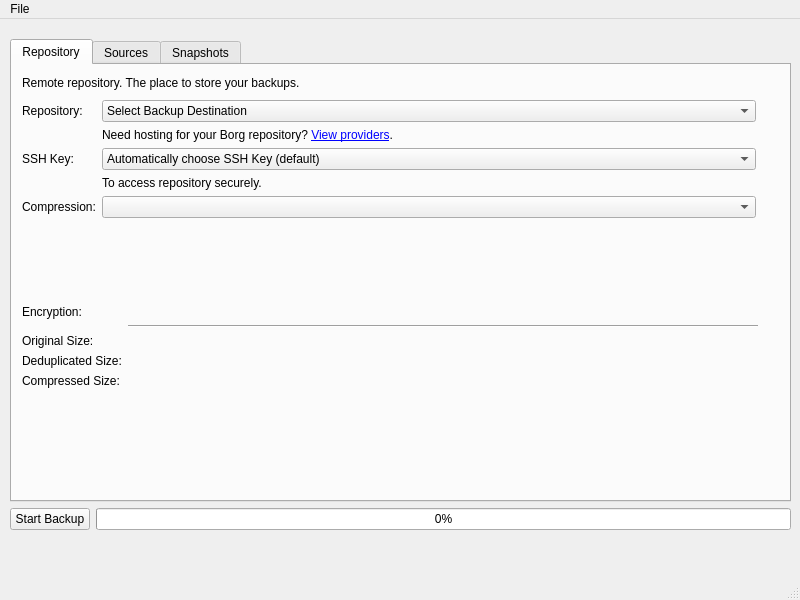
First picture: the form in vorta/UI/mainwindow.ui, repository borgbase/vorta, before the edit.
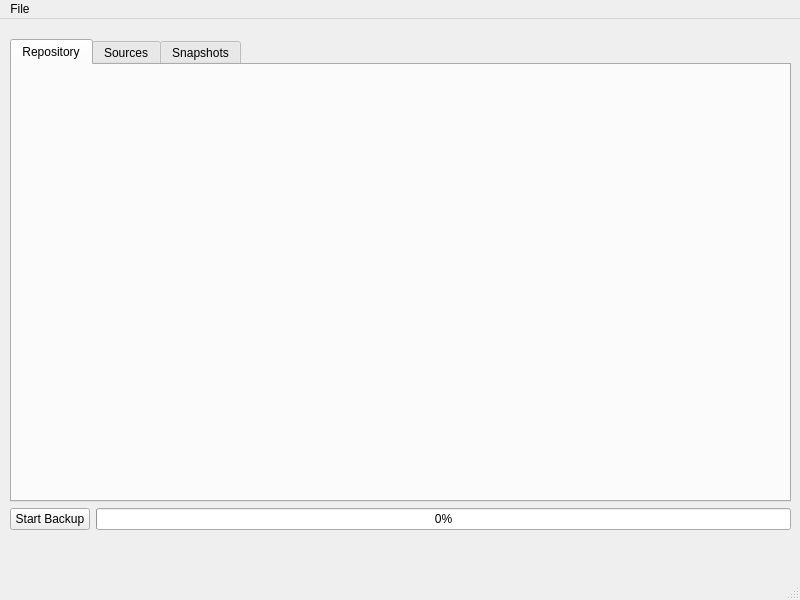
Second picture: the form after the edit. The open tabs and pages were chosen to show the change.

```diff
--- a/vorta/UI/mainwindow.ui
+++ b/vorta/UI/mainwindow.ui
@@ -56,223 +56,16 @@
        <property name="currentIndex">
         <number>0</number>
        </property>
-       <widget class="QWidget" name="tab_2">
+       <widget class="QWidget" name="repoTabSlot">
+        <property name="sizePolicy">
+         <sizepolicy hsizetype="Expanding" vsizetype="Expanding">
+          <horstretch>0</horstretch>
+          <verstretch>0</verstretch>
+         </sizepolicy>
+        </property>
         <attribute name="title">
          <string>Repository</string>
         </attribute>
-        <widget class="QLabel" name="label_7">
-         <property name="geometry">
-          <rect>
-           <x>10</x>
-           <y>10</y>
-           <width>351</width>
-           <height>16</height>
-          </rect>
-         </property>
-         <property name="text">
-          <string>Remote repository. The place to store your backups.</string>
-         </property>
-        </widget>
-        <widget class="QWidget" name="formLayoutWidget_2">
-         <property name="geometry">
-          <rect>
-           <x>0</x>
-           <y>240</y>
-           <width>771</width>
-           <height>171</height>
-          </rect>
-         </property>
-         <layout class="QFormLayout" name="formLayout_2">
-          <property name="fieldGrowthPolicy">
-           <enum>QFormLayout::ExpandingFieldsGrow</enum>
-          </property>
-          <property name="formAlignment">
-           <set>Qt::AlignLeading|Qt::AlignLeft|Qt::AlignTop</set>
-          </property>
-          <property name="leftMargin">
-           <number>10</number>
-          </property>
-          <property name="rightMargin">
-           <number>25</number>
-          </property>
-          <item row="0" column="0">
-           <widget class="QLabel" name="label_10">
-            <property name="text">
-             <string>Encryption:</string>
-            </property>
-           </widget>
-          </item>
-          <item row="0" column="1">
-           <widget class="QLabel" name="repoEncryption">
-            <property name="text">
-             <string/>
-            </property>
-           </widget>
-          </item>
-          <item row="2" column="0">
-           <widget class="Line" name="line">
-            <property name="sizePolicy">
-             <sizepolicy hsizetype="Expanding" vsizetype="Fixed">
-              <horstretch>0</horstretch>
-              <verstretch>0</verstretch>
-             </sizepolicy>
-            </property>
-            <property name="orientation">
-             <enum>Qt::Horizontal</enum>
-            </property>
-           </widget>
-          </item>
-          <item row="2" column="1">
-           <widget class="Line" name="line_2">
-            <property name="sizePolicy">
-             <sizepolicy hsizetype="Expanding" vsizetype="Fixed">
-              <horstretch>0</horstretch>
-              <verstretch>0</verstretch>
-             </sizepolicy>
-            </property>
-            <property name="orientation">
-             <enum>Qt::Horizontal</enum>
-            </property>
-           </widget>
-          </item>
-          <item row="3" column="0">
-           <widget class="QLabel" name="label_11">
-            <property name="text">
-             <string>Original Size:</string>
-            </property>
-           </widget>
-          </item>
-          <item row="3" column="1">
-           <widget class="QLabel" name="sizeOriginal">
-            <property name="text">
-             <string/>
-            </property>
-           </widget>
-          </item>
-          <item row="4" column="0">
-           <widget class="QLabel" name="label_13">
-            <property name="text">
-             <string>Deduplicated Size:</string>
-            </property>
-           </widget>
-          </item>
-          <item row="5" column="0">
-           <widget class="QLabel" name="label_12">
-            <property name="text">
-             <string>Compressed Size:</string>
-            </property>
-           </widget>
-          </item>
-          <item row="5" column="1">
-           <widget class="QLabel" name="sizeCompressed">
-            <property name="text">
-             <string/>
-            </property>
-           </widget>
-          </item>
-          <item row="4" column="1">
-           <widget class="QLabel" name="sizeDeduplicated">
-            <property name="text">
-             <string/>
-            </property>
-           </widget>
-          </item>
-         </layout>
-        </widget>
-        <widget class="QWidget" name="layoutWidget">
-         <property name="geometry">
-          <rect>
-           <x>0</x>
-           <y>30</y>
-           <width>769</width>
-           <height>197</height>
-          </rect>
-         </property>
-         <layout class="QFormLayout" name="formLayout">
-          <property name="fieldGrowthPolicy">
-           <enum>QFormLayout::AllNonFixedFieldsGrow</enum>
-          </property>
-          <property name="leftMargin">
-           <number>10</number>
-          </property>
-          <property name="topMargin">
-           <number>5</number>
-          </property>
-          <property name="rightMargin">
-           <number>25</number>
-          </property>
-          <item row="0" column="0">
-           <widget class="QLabel" name="label">
-            <property name="text">
-             <string>Repository:</string>
-            </property>
-           </widget>
-          </item>
-          <item row="0" column="1">
-           <widget class="QComboBox" name="repoSelector">
-            <property name="sizePolicy">
-             <sizepolicy hsizetype="Expanding" vsizetype="Fixed">
-              <horstretch>1</horstretch>
-              <verstretch>0</verstretch>
-             </sizepolicy>
-            </property>
-            <item>
-             <property name="text">
-              <string>Select Backup Destination</string>
-             </property>
-            </item>
-           </widget>
-          </item>
-          <item row="1" column="1">
-           <widget class="QLabel" name="label_5">
-            <property name="text">
-             <string>&lt;html&gt;&lt;head/&gt;&lt;body&gt;&lt;p&gt;Need hosting for your Borg repository? &lt;a href=&quot;https://www.borgbackup.org/support/commercial.html&quot;&gt;&lt;span style=&quot; text-decoration: underline; color:#0000ff;&quot;&gt;View providers&lt;/span&gt;&lt;/a&gt;.&lt;/p&gt;&lt;/body&gt;&lt;/html&gt;</string>
-            </property>
-            <property name="openExternalLinks">
-             <bool>true</bool>
-            </property>
-           </widget>
-          </item>
-          <item row="2" column="0">
-           <widget class="QLabel" name="label_14">
-            <property name="text">
-             <string>SSH Key:</string>
-            </property>
-           </widget>
-          </item>
-          <item row="2" column="1">
-           <widget class="QComboBox" name="sshComboBox">
-            <item>
-             <property name="text">
-              <string>Automatically choose SSH Key (default)</string>
-             </property>
-            </item>
-            <item>
-             <property name="text">
-              <string>Create New Key</string>
-             </property>
-            </item>
-           </widget>
-          </item>
-          <item row="4" column="0">
-           <widget class="QLabel" name="label_3">
-            <property name="text">
-             <string>Compression:</string>
-            </property>
-           </widget>
-          </item>
-          <item row="4" column="1">
-           <widget class="QComboBox" name="repoCompression"/>
-          </item>
-          <item row="3" column="1">
-           <widget class="QLabel" name="label_2">
-            <property name="text">
-             <string>To access repository securely.</string>
-            </property>
-           </widget>
-          </item>
-         </layout>
-        </widget>
        </widget>
        <widget class="QWidget" name="tab">
         <attribute name="title">
```
Left out of the diff: 161 changed lines with no effect on the pictures.
